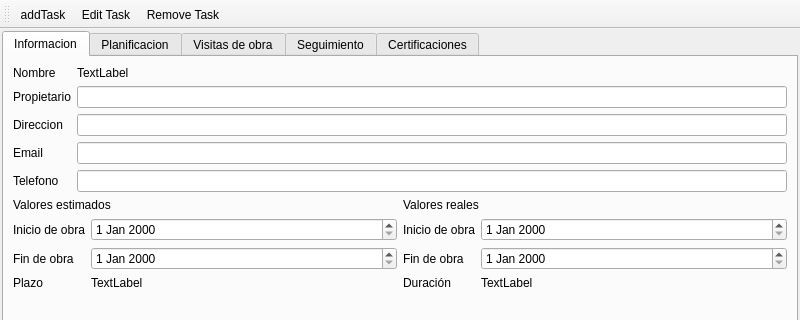
Qt form mksPlanner/views/projectwindow.ui (diegowald/mksPlanner) before a commit; both pictures show x 0 to 800 and y 0 to 320 of the 800 by 600 pixel window.
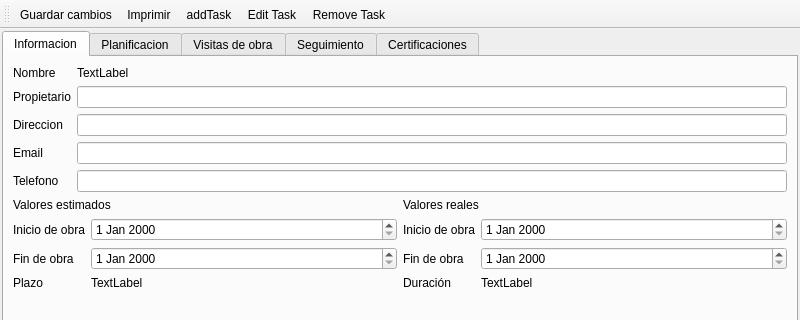
The same form after that commit. The open tabs and pages were chosen to show the change. Icons and pictures are not drawn. Custom widgets are drawn as their Qt base class.

```diff
--- a/mksPlanner/views/projectwindow.ui
+++ b/mksPlanner/views/projectwindow.ui
@@ -273,6 +273,8 @@
    <attribute name="toolBarBreak">
     <bool>false</bool>
    </attribute>
+   <addaction name="actionGuardar_cambios"/>
+   <addaction name="actionImprimir"/>
    <addaction name="actionAddTask"/>
    <addaction name="actionEdit_Task"/>
    <addaction name="actionRemove_Task"/>
@@ -304,6 +306,24 @@
     <string>Remove Task</string>
    </property>
   </action>
+  <action name="actionGuardar_cambios">
+   <property name="icon">
+    <iconset resource="../mksplanner.qrc">
+     <normaloff>:/tableWindow/tools/save</normaloff>:/tableWindow/tools/save</iconset>
+   </property>
+   <property name="text">
+    <string>Guardar cambios</string>
+   </property>
+  </action>
+  <action name="actionImprimir">
+   <property name="icon">
+    <iconset resource="../mksplanner.qrc">
+     <normaloff>:/tableWindow/tools/print</normaloff>:/tableWindow/tools/print</iconset>
+   </property>
+   <property name="text">
+    <string>Imprimir</string>
+   </property>
+  </action>
  </widget>
  <customwidgets>
   <customwidget>
```
Left out of the diff: 10 changed lines with no effect on the pictures.
